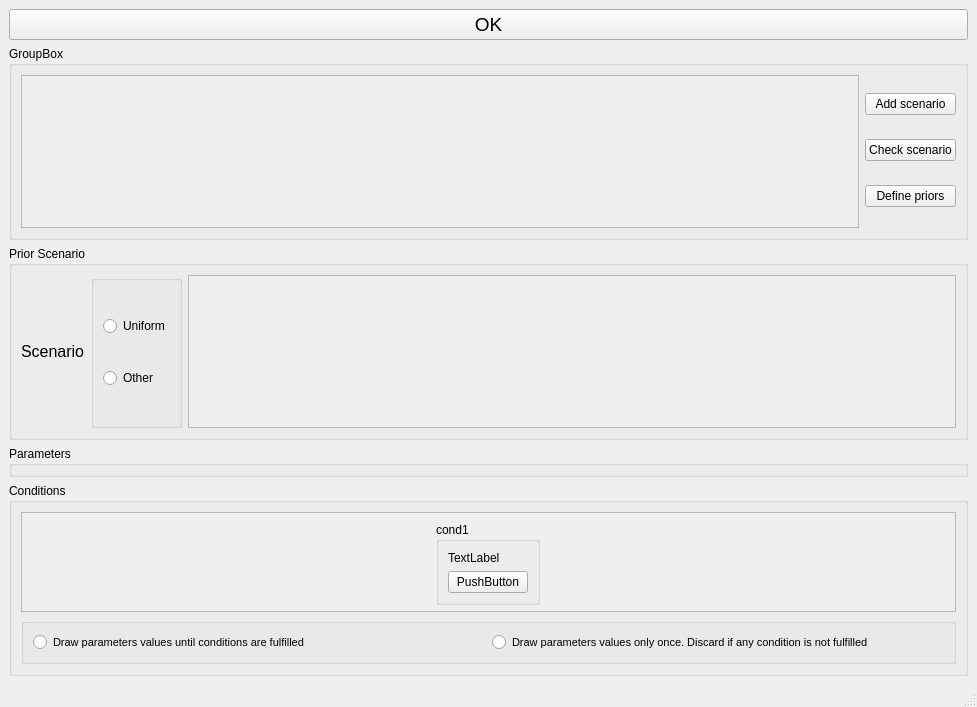
First picture: the form in python_interface/uis/setHistoricalModel.ui, repository cbgp/diyabc, before the edit.
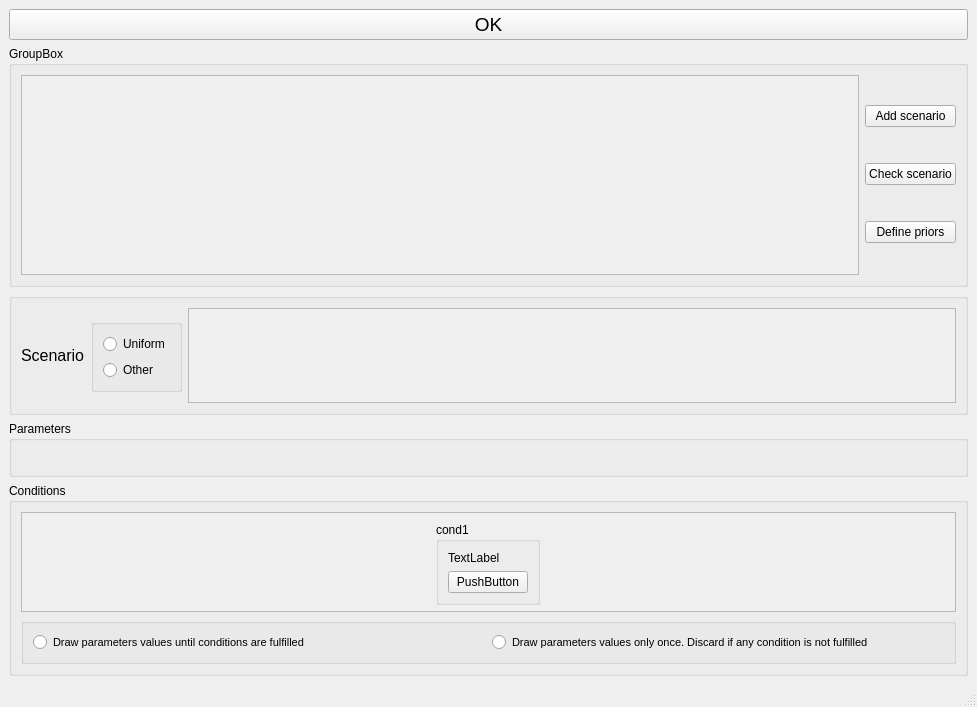
Second picture: the form after the edit.

Commit message: ajout et suppression de pourcentage de repartition entre les scenarios

Patch:
```diff
--- a/python_interface/uis/setHistoricalModel.ui
+++ b/python_interface/uis/setHistoricalModel.ui
@@ -36,7 +36,7 @@
        <item>
         <widget class="QScrollArea" name="scScroll">
          <property name="sizePolicy">
-          <sizepolicy hsizetype="Expanding" vsizetype="Expanding">
+          <sizepolicy hsizetype="Expanding" vsizetype="Minimum">
            <horstretch>0</horstretch>
            <verstretch>0</verstretch>
           </sizepolicy>
@@ -44,7 +44,13 @@
          <property name="minimumSize">
           <size>
            <width>500</width>
-           <height>0</height>
+           <height>200</height>
+          </size>
+         </property>
+         <property name="maximumSize">
+          <size>
+           <width>16777215</width>
+           <height>16777215</height>
           </size>
          </property>
          <property name="widgetResizable">
@@ -56,7 +62,7 @@
             <x>0</x>
             <y>0</y>
             <width>813</width>
-            <height>192</height>
+            <height>198</height>
            </rect>
           </property>
           <layout class="QHBoxLayout" name="horizontalLayout_3"/>
@@ -129,12 +135,30 @@
     </item>
     <item>
      <widget class="QGroupBox" name="groupBox">
+      <property name="sizePolicy">
+       <sizepolicy hsizetype="Preferred" vsizetype="Maximum">
+        <horstretch>0</horstretch>
+        <verstretch>0</verstretch>
+       </sizepolicy>
+      </property>
+      <property name="maximumSize">
+       <size>
+        <width>16777215</width>
+        <height>150</height>
+       </size>
+      </property>
       <property name="title">
-       <string>Prior Scenario</string>
+       <string/>
       </property>
       <layout class="QHBoxLayout" name="horizontalLayout_4">
        <item>
         <widget class="QLabel" name="label">
+         <property name="sizePolicy">
+          <sizepolicy hsizetype="Preferred" vsizetype="Maximum">
+           <horstretch>0</horstretch>
+           <verstretch>0</verstretch>
+          </sizepolicy>
+         </property>
          <property name="font">
           <font>
            <pointsize>12</pointsize>
@@ -147,6 +171,12 @@
        </item>
        <item>
         <widget class="QGroupBox" name="groupBox_2">
+         <property name="sizePolicy">
+          <sizepolicy hsizetype="Preferred" vsizetype="Maximum">
+           <horstretch>0</horstretch>
+           <verstretch>0</verstretch>
+          </sizepolicy>
+         </property>
          <property name="title">
           <string/>
          </property>
@@ -169,17 +199,35 @@
         </widget>
        </item>
        <item>
-        <widget class="QScrollArea" name="scrollArea_2">
+        <widget class="QScrollArea" name="repScroll">
+         <property name="sizePolicy">
+          <sizepolicy hsizetype="Expanding" vsizetype="Expanding">
+           <horstretch>0</horstretch>
+           <verstretch>0</verstretch>
+          </sizepolicy>
+         </property>
+         <property name="minimumSize">
+          <size>
+           <width>0</width>
+           <height>95</height>
+          </size>
+         </property>
+         <property name="maximumSize">
+          <size>
+           <width>16777215</width>
+           <height>100</height>
+          </size>
+         </property>
          <property name="widgetResizable">
           <bool>true</bool>
          </property>
-         <widget class="QWidget" name="scrollAreaWidgetContents_2">
+         <widget class="QWidget" name="repScrollContent">
           <property name="geometry">
            <rect>
             <x>0</x>
             <y>0</y>
             <width>742</width>
-            <height>88</height>
+            <height>93</height>
            </rect>
           </property>
          </widget>
```
Left out of the diff: 1 changed line with no effect on the pictures. The commit also changes 2 other files.
